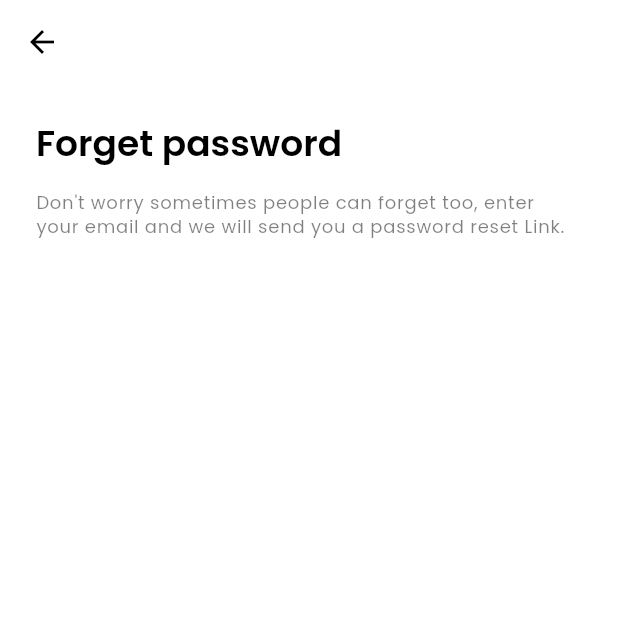
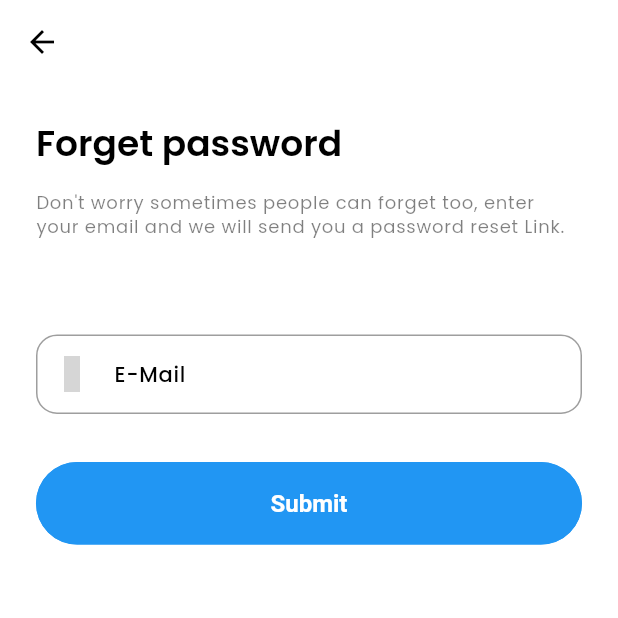
Before and after one commit to whokashmiri/Ecom, a Flutter app: the ForgetPassword screen opened directly, on a phone screen of 412 x 824 dp, the top half of it. Run offline on Flutter 3.47's test engine with Material 3 defaults, Android fonts, the phone set to English and light mode, and no system bars; our stand-ins replace get, get_storage, iconsax, logger, smooth_page_indicator; accounts and stored records are empty; grey boxes are pictures that could not be loaded.

Commit message:
Reset Password

```diff
--- a/lib/features/authentication/screens/login/widgets/logn_form.dart
+++ b/lib/features/authentication/screens/login/widgets/logn_form.dart
@@ -1,3 +1,4 @@
+import 'package:app/features/authentication/screens/password_configuration/reset_password.dart';
 import 'package:app/features/authentication/screens/signup/signup.dart';
 import 'package:flutter/cupertino.dart';
 import 'package:flutter/material.dart';
@@ -55,9 +56,9 @@ class TLoginFrom extends StatelessWidget {
                   ],
                 ),
 
-                //forget
+                //forget password
                 TextButton(
-                  onPressed: () {},
+                  onPressed: () => Get.to(() => const ForgetPassword()),
                   child: const Text(TTexts.forgetPassword),
                 ),
               ],
--- a/lib/features/authentication/screens/password_configuration/reset_password.dart
+++ b/lib/features/authentication/screens/password_configuration/reset_password.dart
@@ -1,5 +1,6 @@
 import 'package:app/utils/constants/sizes.dart';
 import 'package:flutter/material.dart';
+import 'package:iconsax/iconsax.dart';
 
 import '../../../../utils/constants/text_strings.dart';
 
@@ -28,8 +29,23 @@ class ForgetPassword extends StatelessWidget {
             const SizedBox(height: TSizes.spaceBtwSections * 2),
 
             // Text Field
+            TextFormField(
+              decoration: const InputDecoration(
+                labelText: TTexts.email,
+                prefixIcon: Icon(Iconsax.direct_right),
+              ),
+            ),
 
-            // Submit Button
+            const SizedBox(height: TSizes.spaceBtwSections),
+
+            /// Submit Button
+            SizedBox(
+              width: double.infinity,
+              child: ElevatedButton(
+                onPressed: () {},
+                child: const Text(TTexts.submit),
+              ),
+            ),
           ],
         ),
       ),
```
